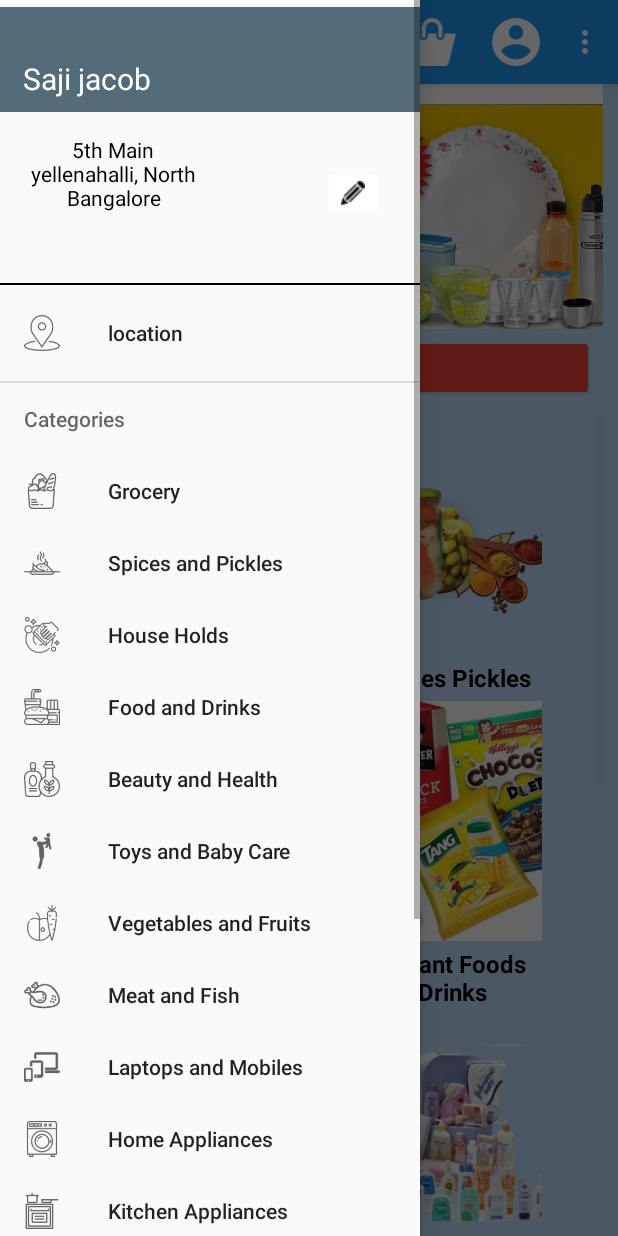
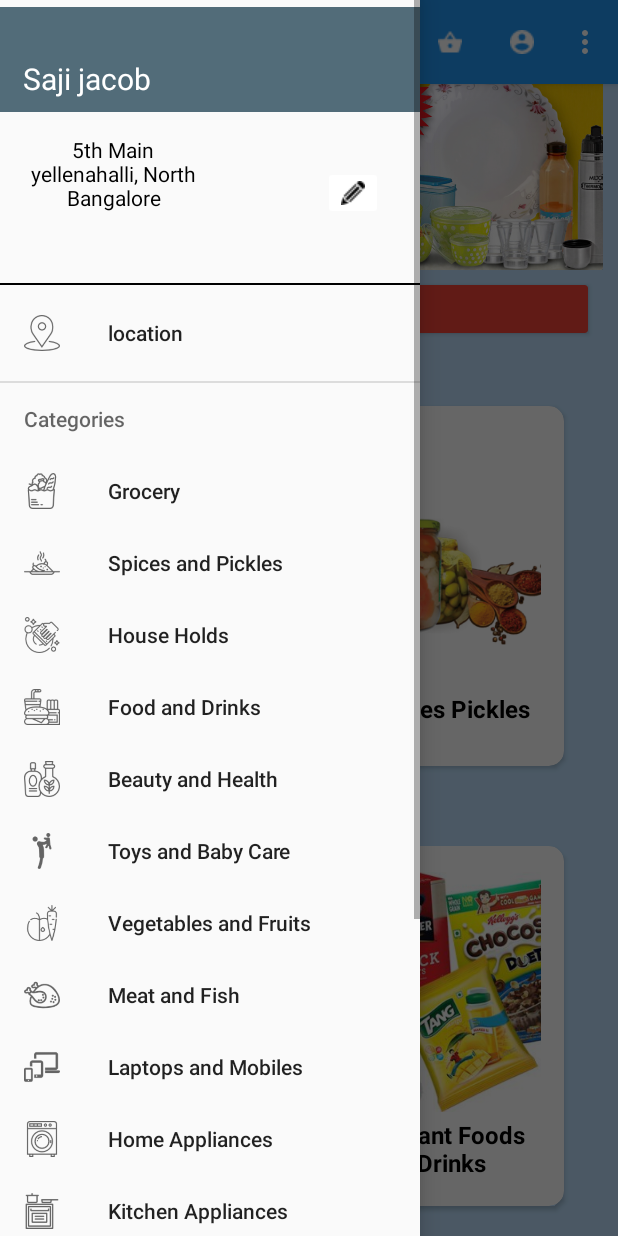
Before and after one commit to leothayyil/InfyEmart, an Android app: the MainActivity screen opened directly, with no data from a screen before it, with the side drawer open, on a phone screen of 412 x 824 dp. Run offline under Robolectric (Android 15) with nearby library versions, the phone set to English and light mode, and no system bars; libraries missing offline, so code that uses them is left out: com.aurelhubert.ahbottomnavigation, me.relex.circleindicator; 2 statements that could not run were skipped.

Commit message:
account started

```diff
--- a/app/src/main/AndroidManifest.xml
+++ b/app/src/main/AndroidManifest.xml
@@ -25,7 +25,8 @@
         <activity android:name=".ProfileActivity" />
         <activity android:name=".MainProductsActivity" />
         <activity android:name=".AccountActivity" />
-        <activity android:name=".Adapter.PurchaseActivity"></activity>
+        <activity android:name=".Adapter.PurchaseActivity" />
+        <activity android:name=".ProductViewActivity"></activity>
     </application>
 
 </manifest>
--- /dev/null
+++ b/app/src/main/java/com/example/user/infyemart/Adapter/Main_RecyclerAdapter.java
@@ -0,0 +1,89 @@
+package com.example.user.infyemart.Adapter;
+
+import android.content.Context;
+import android.support.v7.widget.RecyclerView;
+import android.view.LayoutInflater;
+import android.view.View;
+import android.view.ViewGroup;
+import android.widget.ImageView;
+import android.widget.TextView;
+
+import com.example.user.infyemart.R;
+
+/**
+ * Created by USER on 18-12-2017.
+ */
+
+public class Main_RecyclerAdapter extends RecyclerView.Adapter<Main_RecyclerAdapter.MyViewHolder> {
+
+    private Context mContext;
+    private final String[] category;
+    private final int[] catImage;
+    private static final int TYPE_HEADER=0;
+    public static final int TYPE_ITEM=1;
+    private static final int TYPE_FOOTER = 2;
+
+
+    public Main_RecyclerAdapter(Context mContext, String[] category, int[] catImage) {
+        this.mContext = mContext;
+        this.category = category;
+        this.catImage = catImage;
+    }
+
+    @Override
+    public int getItemViewType(int position) {
+        if (isPositionHeader(position)) {
+
+            return TYPE_HEADER;
+
+        }else if (isPositionFooter(position)){
+            return TYPE_FOOTER;
+        }
+        return TYPE_ITEM;
+    }
+    private boolean isPositionHeader(int position) {
+        return position == 0;
+    }
+
+    private boolean isPositionFooter(int position) {
+        return position >category.length;
+//                category.size();
+    }
+
+    @Override
+    public MyViewHolder onCreateViewHolder(ViewGroup parent, int viewType) {
+//        if (viewType == TYPE_ITEM){
+//            View view= LayoutInflater.from(parent.getContext()).inflate(R.layout.list_main,parent,false);
+//
+//            return new MyViewHolder(view);
+        View view= LayoutInflater.from(parent.getContext()).inflate(R.layout.list_main,parent,false);
+
+        return new MyViewHolder(view);
+        }
+//        throw new RuntimeException("there is no type that matches type"+viewType);
+//    }
+
+    @Override
+    public void onBindViewHolder(MyViewHolder holder, int position) {
+        if (holder instanceof MyViewHolder) {
+            holder.catName.setText(category[position]);
+            holder.catImage.setImageResource(catImage[position]);
+        }
+    }
+
+    @Override
+    public int getItemCount() {
+        return category.length;
+    }
+
+    public class MyViewHolder extends RecyclerView.ViewHolder {
+        TextView catName;
+        ImageView catImage;
+        public MyViewHolder(View itemView) {
+            super(itemView);
+
+            catName=itemView.findViewById(R.id.c_nameTv_grid);
+            catImage=itemView.findViewById(R.id.c_imgIv_grid);
+        }
+    }
+}
--- a/app/src/main/java/com/example/user/infyemart/MainActivity.java
+++ b/app/src/main/java/com/example/user/infyemart/MainActivity.java
@@ -10,10 +10,14 @@ import android.support.v4.view.ViewPager;
 import android.support.v4.widget.DrawerLayout;
 import android.support.v7.app.ActionBarDrawerToggle;
 import android.support.v7.app.AppCompatActivity;
+import android.support.v7.widget.GridLayoutManager;
+import android.support.v7.widget.LinearLayoutManager;
+import android.support.v7.widget.RecyclerView;
 import android.support.v7.widget.Toolbar;
 import android.view.Menu;
 import android.view.MenuItem;
 import android.view.View;
+import android.widget.AbsListView;
 import android.widget.AdapterView;
 import android.widget.GridView;
 import android.widget.Toast;
@@ -21,7 +25,9 @@ import android.widget.Toast;
 import com.aurelhubert.ahbottomnavigation.AHBottomNavigation;
 import com.aurelhubert.ahbottomnavigation.AHBottomNavigationItem;
 import com.example.user.infyemart.Adapter.Grid_MainAdapter;
+import com.example.user.infyemart.Adapter.Main_RecyclerAdapter;
 import com.example.user.infyemart.Adapter.Slider_Adapter;
+import com.example.user.infyemart.Utils.ItemOffsetDecoration;
 
 import java.util.ArrayList;
 import java.util.Timer;
@@ -30,8 +36,13 @@ import java.util.TimerTask;
 import me.relex.circleindicator.CircleIndicator;
 
 public class MainActivity extends AppCompatActivity
-        implements NavigationView.OnNavigationItemSelectedListener {
-    GridView gridView;
+        implements NavigationView.OnNavigationItemSelectedListener,AbsListView.OnScrollListener {
+    RecyclerView gridView,recyclerView2;
+    boolean isLastPage=false;
+    private int visibleThreshold = 5;
+    private int previousTotal = 0;
+    private boolean loading = true;
+    RecyclerView.LayoutManager layoutManager;
     String[] Category = {
             "Groceries Staples",
             "Spices Pickles",
@@ -66,6 +77,8 @@ public class MainActivity extends AppCompatActivity
     private ArrayList<Integer> imgsArray=new ArrayList<Integer>();
 
 
+
+
     @Override
     protected void onCreate(Bundle savedInstanceState) {
         super.onCreate(savedInstanceState);
@@ -74,16 +87,55 @@ public class MainActivity extends AppCompatActivity
         setSupportActionBar(toolbar);
         initSlide();
 
-        Grid_MainAdapter adapter=new Grid_MainAdapter(MainActivity.this,Category,CategoryImgs);
+
+//        Grid_MainAdapter adapter=new Grid_MainAdapter(MainActivity.this,Category,CategoryImgs);
         gridView=findViewById(R.id.gridViewMain);
+        recyclerView2=findViewById(R.id.recycler_main_two);
+
+//        recyclerView2.setHasFixedSize(true);
+//        RecyclerView.LayoutManager mLayoutManager=new LinearLayoutManager(this);
+//        final Main_RecyclerAdapter aadapter=new Main_RecyclerAdapter(MainActivity.this,Category,CategoryImgs);
+//        recyclerView2.setAdapter(aadapter);
+//        recyclerView2.setFitsSystemWindows(true);
+//        recyclerView2.addItemDecoration(new ItemOffsetDecoration(20));
+//
+        gridView.setHasFixedSize(true);
+         layoutManager=new GridLayoutManager(this,2);
+        gridView.setLayoutManager(layoutManager);
+        final Main_RecyclerAdapter adapter=new Main_RecyclerAdapter(MainActivity.this,Category,CategoryImgs);
         gridView.setAdapter(adapter);
         gridView.setFitsSystemWindows(true);
-        gridView.setOnItemClickListener(new AdapterView.OnItemClickListener() {
+        gridView.addItemDecoration(new ItemOffsetDecoration(20));
+
+
+
+        gridView.addOnScrollListener(new RecyclerView.OnScrollListener() {
             @Override
-            public void onItemClick(AdapterView<?> parent, View view, int position, long id) {
-                Toast.makeText(MainActivity.this, Category[+position], Toast.LENGTH_SHORT).show();
+            public void onScrollStateChanged(RecyclerView recyclerView, int newState) {
+                super.onScrollStateChanged(recyclerView, newState);
+
+
+//                int lastVisibleItemPosition=layoutManager.findLastVisibleItemPosition();
+//                if (lastVisibleItemPosition==adapter.getItemCount()-1){
+//                    boolean loading=false;
+//                    boolean isLastPage=false;
+//                    if (!loading && !isLastPage){
+//                        loading=true;
+//                        fetchData((++pageCount));
+//                    }
+//                }
+
+            }
+
+            @Override
+            public void onScrolled(RecyclerView recyclerView, int dx, int dy) {
+                super.onScrolled(recyclerView, dx, dy);
+
             }
         });
+
+        adapter.notifyDataSetChanged();
+
 
 
         DrawerLayout drawer = (DrawerLayout) findViewById(R.id.drawer_layout);
@@ -193,4 +245,35 @@ public class MainActivity extends AppCompatActivity
             }
         },2500,2000);
     }
+
+    @Override
+    public void onScrollStateChanged(AbsListView view, int scrollState) {
+
+//        int lastVisibleItemPosition=layoutManager.findLastVisibleItemPosition();
+//                if (lastVisibleItemPosition==adapter.getItemCount()-1){
+//
+//                    if (!loading && !isLastPage){
+//                        loading=true;
+//                        fetchData((++pageCount));
+//                    }
+//                }
+    }
+
+    @Override
+    public void onScroll(AbsListView view, int firstVisibleItem, int visibleItemCount, int totalItemCount) {
+//        if (loading){
+//            if (totalItemCount > previousTotal) {
+//                loading = false;
+//                previousTotal = totalItemCount;
+//                currentPage++;
+//            }
+//
+//            if (!loading &amp;&amp; (totalItemCount - visibleItemCount) <= (firstVisibleItem + visibleThreshold)) {
+//                 I load the next page of gigs using a background task,
+//                 but you can call any function here.
+//                new LoadGigsTask().execute(currentPage + 1);
+//                loading = true;
+//            }
+//        }
+    }
 }
--- /dev/null
+++ b/app/src/main/java/com/example/user/infyemart/Utils/ItemOffsetDecoration.java
@@ -0,0 +1,27 @@
+package com.example.user.infyemart.Utils;
+
+import android.graphics.Rect;
+import android.support.v7.widget.RecyclerView;
+import android.view.View;
+
+/**
+ * Created by USER on 18-12-2017.
+ */
+
+public class ItemOffsetDecoration extends RecyclerView.ItemDecoration {
+
+    private int offset;
+    public ItemOffsetDecoration(int offset){
+        this.offset=offset;
+    }
+
+    @Override
+    public void getItemOffsets(Rect outRect, View view, RecyclerView parent, RecyclerView.State state) {
+        if (parent.getChildPosition(view) == 0) {
+            outRect.right=offset;
+            outRect.left=offset;
+            outRect.top=offset;
+            outRect.bottom=offset;
+        }
+    }
+}
--- a/app/src/main/res/layout/activity_main.xml
+++ b/app/src/main/res/layout/activity_main.xml
@@ -1,5 +1,6 @@
 <?xml version="1.0" encoding="utf-8"?>
-<android.support.v4.widget.DrawerLayout xmlns:android="http://schemas.android.com/apk/res/android"
+<android.support.v4.widget.DrawerLayout
+    xmlns:android="http://schemas.android.com/apk/res/android"
     xmlns:app="http://schemas.android.com/apk/res-auto"
     xmlns:tools="http://schemas.android.com/tools"
     android:id="@+id/drawer_layout"
--- a/app/src/main/res/layout/list_main.xml
+++ b/app/src/main/res/layout/list_main.xml
@@ -1,35 +1,49 @@
 <?xml version="1.0" encoding="utf-8"?>
+<LinearLayout xmlns:android="http://schemas.android.com/apk/res/android"
+    xmlns:tools="http://schemas.android.com/tools"
+    xmlns:app="http://schemas.android.com/apk/res-auto"
+    android:orientation="vertical"
+    android:layout_width="wrap_content"
+    android:layout_height="wrap_content"
+    android:gravity="center">
+
+        <android.support.v7.widget.CardView
+            android:layout_width="150sp"
+            android:layout_height="240sp"
+            android:layout_margin="20sp"
+            app:cardCornerRadius="10sp"
+            android:padding="20sp">
                 <LinearLayout
-    xmlns:android="http://schemas.android.com/apk/res/android"
-    xmlns:tools="http://schemas.android.com/tools"
-    android:orientation="vertical"
-    android:layout_width="match_parent"
-    android:layout_height="match_parent"
-    android:gravity="center"
-    >
+                    android:layout_gravity="center"
+                    android:layout_width="wrap_content"
+                    android:layout_height="wrap_content"
+                    android:orientation="vertical">
 
 
                 <ImageView
                     android:id="@+id/c_imgIv_grid"
                     android:layout_width="120sp"
                     android:layout_height="160sp"
+                    android:layout_gravity="center"
+                    android:foregroundGravity="center"
                     android:scaleType="centerCrop"
                     android:src="@drawable/c_grocery"/>
-
 
 
                 <TextView
                     android:id="@+id/c_nameTv_grid"
                     android:layout_width="wrap_content"
                     android:layout_height="wrap_content"
-            android:textSize="16sp"
                     android:layout_gravity="center"
-            android:textColor="@color/black"
-            tools:text="Vegetables"
-            android:textStyle="bold"
-            android:paddingTop="4dp"
+                    android:gravity="center_horizontal"
                     android:paddingLeft="8dp"
                     android:paddingRight="8dp"
-            android:gravity="center_horizontal"/>
+                    android:paddingTop="4dp"
+                    android:textColor="@color/black"
+                    android:textSize="16sp"
+                    android:textStyle="bold"
+                    tools:text="Vegetables" />
+                </LinearLayout>
+        </android.support.v7.widget.CardView>
 
 </LinearLayout>
--- a/app/src/main/res/menu/main.xml
+++ b/app/src/main/res/menu/main.xml
@@ -16,13 +16,13 @@
         android:id="@+id/actionb_account"
         android:orderInCategory="300"
         android:title="Search"
-        android:icon="@drawable/account"
+        android:icon="@drawable/account_small"
         app:showAsAction="ifRoom"
         />
     <item
         android:id="@+id/action_cart"
         android:orderInCategory="200"
         android:title="Cart"
-        android:icon="@drawable/basketc"
+        android:icon="@drawable/basket_small"
         app:showAsAction="ifRoom"/>
 </menu>
--- a/app/src/main/res/values/strings.xml
+++ b/app/src/main/res/values/strings.xml
@@ -8,5 +8,6 @@
     <string name="home">HOME</string>
     <string name="location">LOCATION</string>
     <string name="basket">BASKET</string>
+    <string name="description">Dial Color: Purple; Case Shape: Round; Dial Glass Material: Brass Band Color: Purple; Band Material: Leather Watch Movement Type: Quartz; Watch Display Type: Analog Case Material: Brass; Case Diameter: 41 x 34 x 9.8 millimeters Water Resistance Depth: 30 meters; Buckle Clasp 1 Year Manufacturing Warranty and 6 Months Battery Warranty</string>
 
 </resources>
```
Also changed, not shown: app/src/main/java/com/example/user/infyemart/ProductViewActivity.java (added, +15 -0 lines), app/src/main/res/layout/activity_product_view.xml (added, +104 -0 lines), app/src/main/res/layout/content_main.xml (+11 -4 lines), app/src/main/res/drawable/account_small.png (added), app/src/main/res/drawable/basket_small.png (added). Lines whose indentation alone changed are shown as unchanged.
